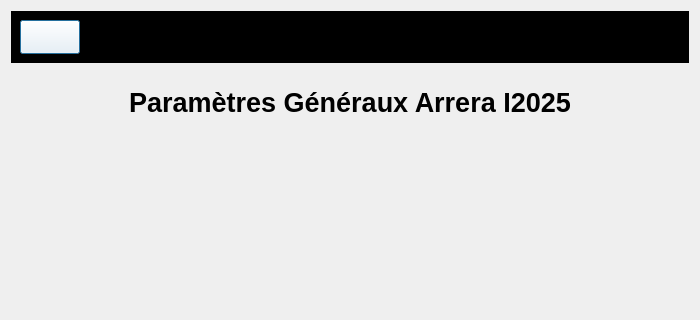
The window that arrerasettingui.ui (Arrera-Software/Arrera-Interface) describes before a commit, drawn with Qt 5; both pictures show x 0 to 700 and y 0 to 320 of the 700 by 855 pixel window.
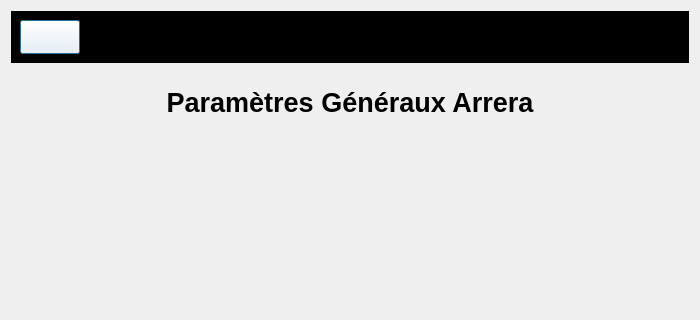
The same window after the commit. The open tabs and pages were chosen to show the change. Icons and pictures are not drawn.

Commit message: Mise a jour de l'interface de parametre generaux d'Arrera

The edit to the form file:
```diff
--- a/arrerasettingui.ui
+++ b/arrerasettingui.ui
@@ -1932,7 +1932,7 @@
               </font>
              </property>
              <property name="text">
-              <string>Paramètres Généraux Arrera I2025</string>
+              <string>Paramètres Généraux Arrera</string>
              </property>
              <property name="alignment">
               <set>Qt::AlignmentFlag::AlignCenter</set>
```
Left out of the diff: 4 changed lines with no effect on the pictures. The commit also changes 3 other files.
